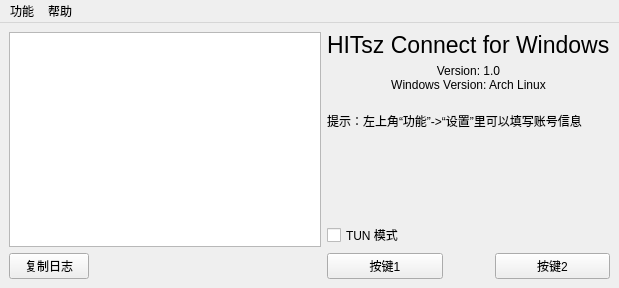
Old version of the form mainwindow.ui in the repository Mythologyli/ZJU-Connect-for-Windows.
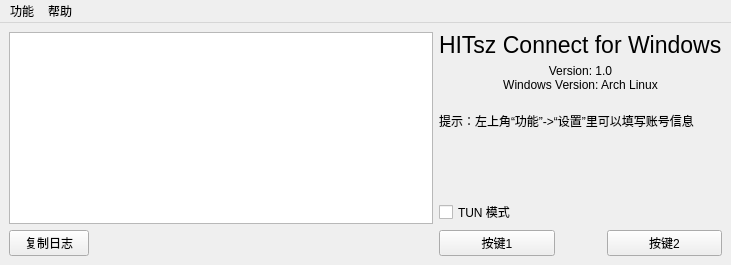
New version of the form.

What changed in the file:
```diff
--- a/mainwindow.ui
+++ b/mainwindow.ui
@@ -6,8 +6,8 @@
    <rect>
     <x>0</x>
     <y>0</y>
-    <width>619</width>
-    <height>288</height>
+    <width>731</width>
+    <height>265</height>
    </rect>
   </property>
   <property name="windowTitle">
@@ -150,7 +150,7 @@
     <rect>
      <x>0</x>
      <y>0</y>
-     <width>619</width>
+     <width>731</width>
      <height>22</height>
     </rect>
    </property>
```
